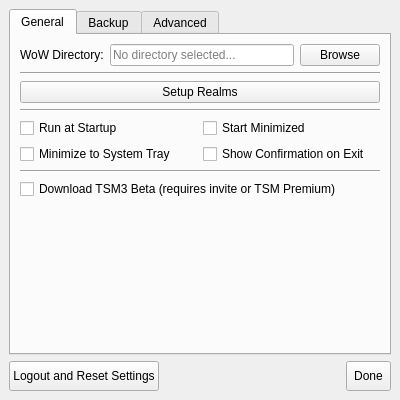
This is ui/settings_window.ui in seirl/tsmapplication_public as Qt 5 draws it before an edit. The edited form follows.
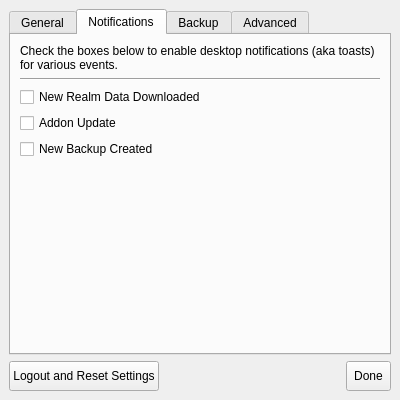
This is the edited form. The open tabs and pages were chosen to show the change. Icons and pictures are not drawn.

Commit message: Added desktop notifications and options. Showing errors for no realms / no TSM_AppHelper.

Diff of the .ui file:
```diff
--- a/ui/settings_window.ui
+++ b/ui/settings_window.ui
@@ -161,6 +161,64 @@
         </item>
        </layout>
       </widget>
+      <widget class="QWidget" name="notifications_tab">
+       <attribute name="title">
+        <string>Notifications</string>
+       </attribute>
+       <layout class="QVBoxLayout" name="verticalLayout_5">
+        <item>
+         <widget class="QLabel" name="label_6">
+          <property name="text">
+           <string>Check the boxes below to enable desktop notifications (aka toasts) for various events.</string>
+          </property>
+          <property name="wordWrap">
+           <bool>true</bool>
+          </property>
+         </widget>
+        </item>
+        <item>
+         <widget class="Line" name="line_7">
+          <property name="orientation">
+           <enum>Qt::Horizontal</enum>
+          </property>
+         </widget>
+        </item>
+        <item>
+         <widget class="QCheckBox" name="realm_data_notification_checkbox">
+          <property name="text">
+           <string>New Realm Data Downloaded</string>
+          </property>
+         </widget>
+        </item>
+        <item>
+         <widget class="QCheckBox" name="addon_notification_checkbox">
+          <property name="text">
+           <string>Addon Update</string>
+          </property>
+         </widget>
+        </item>
+        <item>
+         <widget class="QCheckBox" name="backup_notification_checkbox">
+          <property name="text">
+           <string>New Backup Created</string>
+          </property>
+         </widget>
+        </item>
+        <item>
+         <spacer name="verticalSpacer_4">
+          <property name="orientation">
+           <enum>Qt::Vertical</enum>
+          </property>
+          <property name="sizeHint" stdset="0">
+           <size>
+            <width>20</width>
+            <height>187</height>
+           </size>
+          </property>
+         </spacer>
+        </item>
+       </layout>
+      </widget>
       <widget class="QWidget" name="backup_settings_tab">
        <attribute name="title">
         <string>Backup</string>
```
The commit also changes 4 other files.
